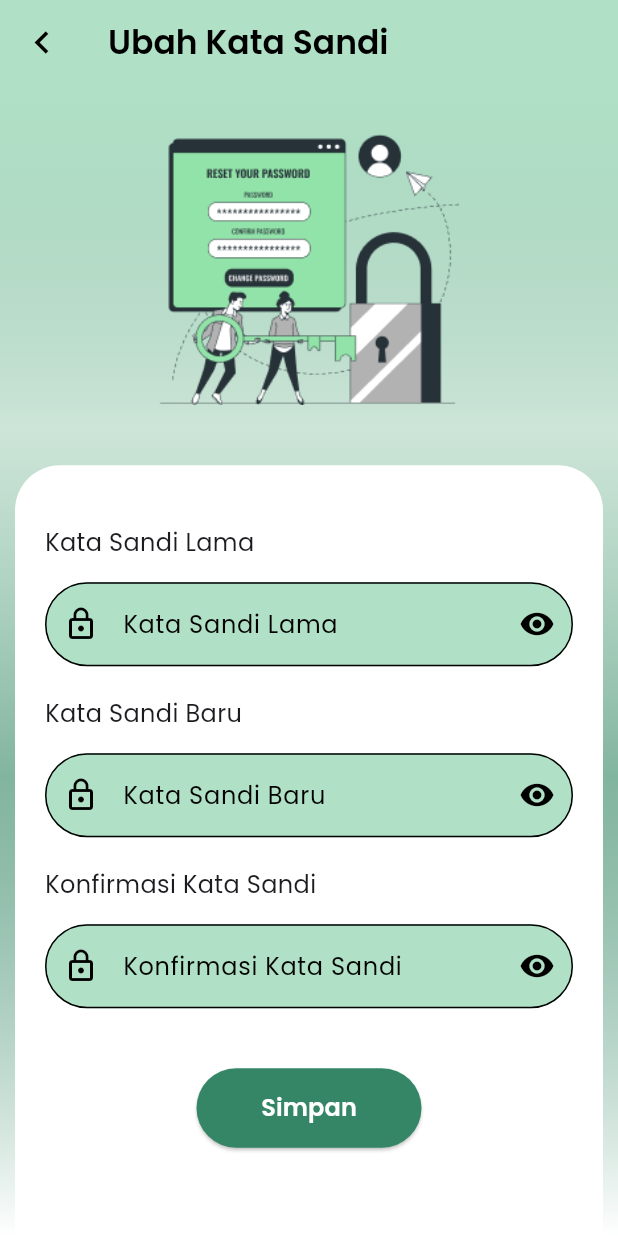
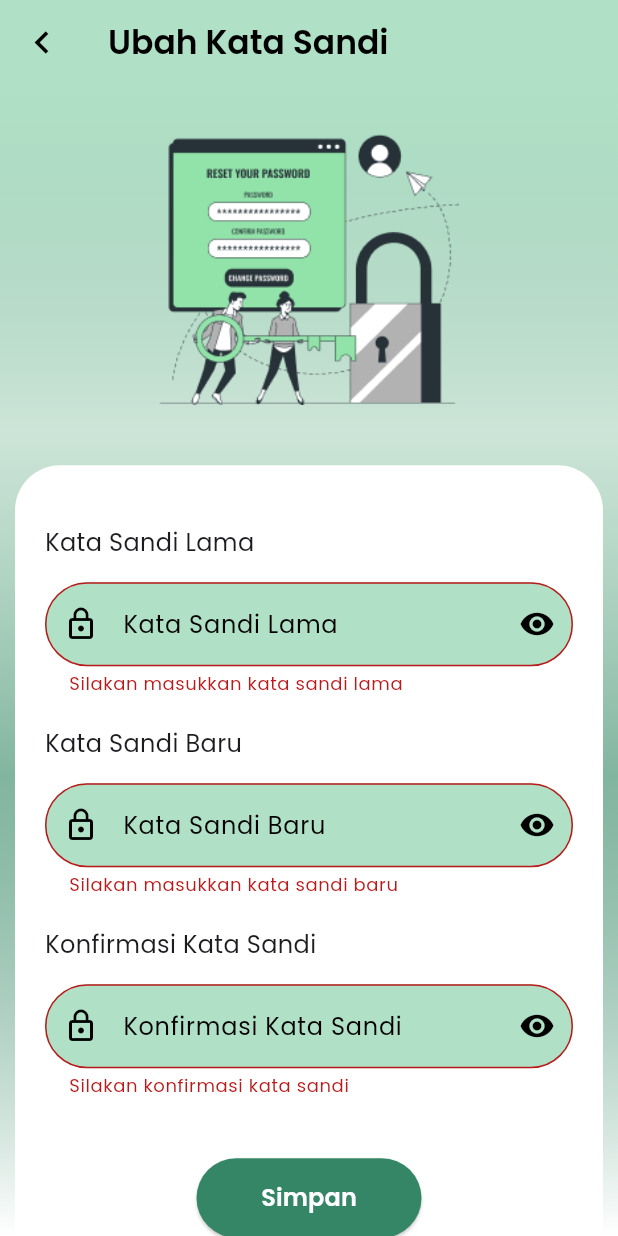
Before and after one commit to fadliaditya06/Geoportal-Mobile, a Flutter app: the UbahKataSandiScreen screen opened directly, after a tap on "Simpan", on a phone screen of 412 x 824 dp. Run offline on Flutter 3.47's test engine with Material 3 defaults, Android fonts, the light colour scheme and no system bars; our stand-ins replace card_loading, carousel_slider, cloud_firestore, curved_navigation_bar, firebase_auth, firebase_core and 4 more; accounts and stored records are empty.

Commit message:
Feat: Add Ubah Kata Sandi Controller and update Ubah Kata Sandi Screen

```diff
--- /dev/null
+++ b/lib/controllers/ubah_kata_sandi_controller.dart
@@ -0,0 +1,73 @@
+import 'package:flutter/material.dart';
+import 'package:firebase_auth/firebase_auth.dart';
+import 'package:geoportal_mobile/widget/custom_snackbar.dart';
+
+class UbahKataSandiController {
+  final TextEditingController kataSandiLamaController = TextEditingController();
+  final TextEditingController kataSandiBaruController = TextEditingController();
+  final TextEditingController konfirmasiKataSandiController = TextEditingController();
+
+  Future<void> changePassword(BuildContext context) async {
+    final kataSandiLama = kataSandiLamaController.text.trim();
+    final kataSandiBaru = kataSandiBaruController.text.trim();
+    final konfirmasiKataSandi = konfirmasiKataSandiController.text.trim();
+
+    // Validasi awal
+    if (kataSandiBaru == kataSandiLama) {
+      showCustomSnackbar(
+        context: context,
+        message: 'Kata sandi baru tidak boleh sama dengan kata sandi lama',
+        isSuccess: false,
+      );
+      return;
+    }
+
+    if (kataSandiBaru != konfirmasiKataSandi) {
+      showCustomSnackbar(
+        context: context,
+        message: 'Konfirmasi kata sandi tidak cocok dengan kata sandi baru',
+        isSuccess: false,
+      );
+      return;
+    }
+
+    final user = FirebaseAuth.instance.currentUser;
+    if (user == null) {
+      showCustomSnackbar(
+        context: context,
+        message: 'User tidak ditemukan',
+        isSuccess: false,
+      );
+      return;
+    }
+
+    // Fungsi untuk mengupdate kata sandi di Firestore
+    try {
+      final credential = EmailAuthProvider.credential(
+        email: user.email!,
+        password: kataSandiLama,
+      );
+      await user.reauthenticateWithCredential(credential);
+      await user.updatePassword(kataSandiBaru);
+
+      showCustomSnackbar(
+        context: context,
+        message: 'Ubah kata sandi berhasil',
+        isSuccess: true,
+      );
+      Navigator.pop(context);
+    } catch (e) {
+      showCustomSnackbar(
+        context: context,
+        message: 'Kata sandi lama salah atau terjadi kesalahan lain',
+        isSuccess: false,
+      );
+    }
+  }
+
+  void dispose() {
+    kataSandiLamaController.dispose();
+    kataSandiBaruController.dispose();
+    konfirmasiKataSandiController.dispose();
+  }
+}
--- a/lib/screens/profil/ubah_kata_sandi_screen.dart
+++ b/lib/screens/profil/ubah_kata_sandi_screen.dart
@@ -1,4 +1,5 @@
 import 'package:flutter/material.dart';
+import 'package:geoportal_mobile/controllers/ubah_kata_sandi_controller.dart';
 
 class UbahKataSandiScreen extends StatefulWidget {
   const UbahKataSandiScreen({super.key});
@@ -8,7 +9,16 @@ class UbahKataSandiScreen extends StatefulWidget {
 }
 
 class UbahKataSandiScreenState extends State<UbahKataSandiScreen> {
+  final UbahKataSandiController controller = UbahKataSandiController();
+  final _formKey = GlobalKey<FormState>();
   bool _isPasswordVisible = false;
+  bool isLoading = false;
+
+  @override
+  void dispose() {
+    controller.dispose();
+    super.dispose();
+  }
 
   @override
   Widget build(BuildContext context) {
@@ -17,9 +27,7 @@ class UbahKataSandiScreenState extends State<UbahKataSandiScreen> {
       appBar: AppBar(
         leading: IconButton(
           icon: const Icon(Icons.chevron_left, size: 30, color: Colors.black),
-          onPressed: () {
-            Navigator.pop(context);
-          },
+          onPressed: () => Navigator.pop(context),
         ),
         title: const Text(
           "Ubah Kata Sandi",
@@ -57,7 +65,7 @@ class UbahKataSandiScreenState extends State<UbahKataSandiScreen> {
                   ),
                 ),
               ),
-              const SizedBox(height: 30), //f
+              const SizedBox(height: 30),
               // Box Container Ubah Kata Sandi
               Expanded(
                 child: Container(
@@ -70,17 +78,56 @@ class UbahKataSandiScreenState extends State<UbahKataSandiScreen> {
                         BorderRadius.vertical(top: Radius.circular(30)),
                   ),
                   child: SingleChildScrollView(
+                    child: Form(
+                      key: _formKey,
                       child: Column(
                         crossAxisAlignment: CrossAxisAlignment.start,
                         children: [
                           _buildTitle("Kata Sandi Lama"),
-                        _buildTextField("Kata Sandi Lama"),
+                          _buildTextField(
+                            label: "Kata Sandi Lama",
+                            controller: controller.kataSandiLamaController,
+                            validator: (value) {
+                              if (value == null || value.isEmpty) {
+                                return 'Silakan masukkan kata sandi lama';
+                              }
+                              if (value.length < 6) {
+                                return 'Kata sandi minimal 6 karakter';
+                              }
+                              return null;
+                            },
+                          ),
                           const SizedBox(height: 20),
                           _buildTitle("Kata Sandi Baru"),
-                        _buildTextField("Kata Sandi Baru"),
+                          _buildTextField(
+                            label: "Kata Sandi Baru",
+                            controller: controller.kataSandiBaruController,
+                            validator: (value) {
+                              if (value == null || value.isEmpty) {
+                                return 'Silakan masukkan kata sandi baru';
+                              }
+                              if (value.length < 6) {
+                                return 'Kata sandi minimal 6 karakter';
+                              }
+                              return null;
+                            },
+                          ),
                           const SizedBox(height: 20),
                           _buildTitle("Konfirmasi Kata Sandi"),
-                        _buildTextField("Konfirmasi Kata Sandi"),
+                          _buildTextField(
+                            label: "Konfirmasi Kata Sandi",
+                            controller:
+                                controller.konfirmasiKataSandiController,
+                            validator: (value) {
+                              if (value == null || value.isEmpty) {
+                                return 'Silakan konfirmasi kata sandi';
+                              }
+                              if (value.length < 6) {
+                                return 'Kata sandi minimal 6 karakter';
+                              }
+                              return null;
+                            },
+                          ),
                           const SizedBox(height: 40),
                           // Tombol Simpan
                           Center(
@@ -95,21 +142,41 @@ class UbahKataSandiScreenState extends State<UbahKataSandiScreen> {
                                     borderRadius: BorderRadius.circular(40),
                                   ),
                                 ),
-                              onPressed: () {
-                                // aksi simpan
+                                onPressed: isLoading
+                                    ? null
+                                    : () async {
+                                        if (_formKey.currentState!.validate()) {
+                                          setState(() => isLoading = true);
+                                          await controller
+                                              .changePassword(context);
+                                          setState(() => isLoading = false);
+                                        }
                                       },
-                              child: const Text(
+                                child: isLoading
+                                    ? const SizedBox(
+                                        height: 30,
+                                        width: 30,
+                                        child: CircularProgressIndicator(
+                                          strokeWidth: 4,
+                                          valueColor:
+                                              AlwaysStoppedAnimation<Color>(
+                                                  Colors.white),
+                                        ),
+                                      )
+                                    : const Text(
                                         'Simpan',
                                         style: TextStyle(
                                           fontSize: 16,
                                           fontWeight: FontWeight.w600,
-                                    color: Colors.white),
+                                          color: Colors.white,
+                                        ),
                                       ),
                               ),
                             ),
                           ),
                           const SizedBox(height: 30),
                         ],
+                      ),
                     ),
                   ),
                 ),
@@ -136,9 +203,15 @@ class UbahKataSandiScreenState extends State<UbahKataSandiScreen> {
   }
 
   // Widget untuk menampilkan text field
-  Widget _buildTextField(String label) {
+  Widget _buildTextField({
+    required String label,
+    required TextEditingController controller,
+    required String? Function(String?)? validator,
+  }) {
     return TextFormField(
+      controller: controller,
       obscureText: !_isPasswordVisible,
+      validator: validator,
       decoration: InputDecoration(
         prefixIcon: const Icon(Icons.lock_outline, color: Colors.black),
         labelText: label,
```
Also changed, not shown: lib/controllers/auth/login_controller.dart (deleted, +0 -115 lines), lib/controllers/auth/register_controller.dart (deleted, +0 -100 lines). Lines whose indentation alone changed are shown as unchanged.
